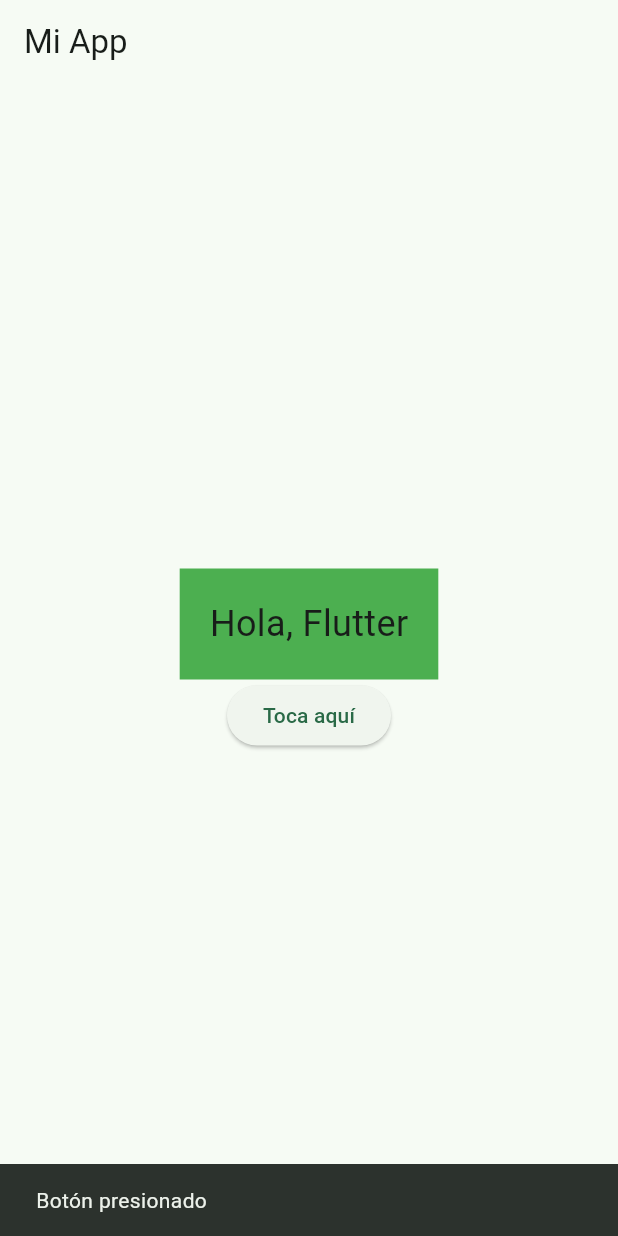
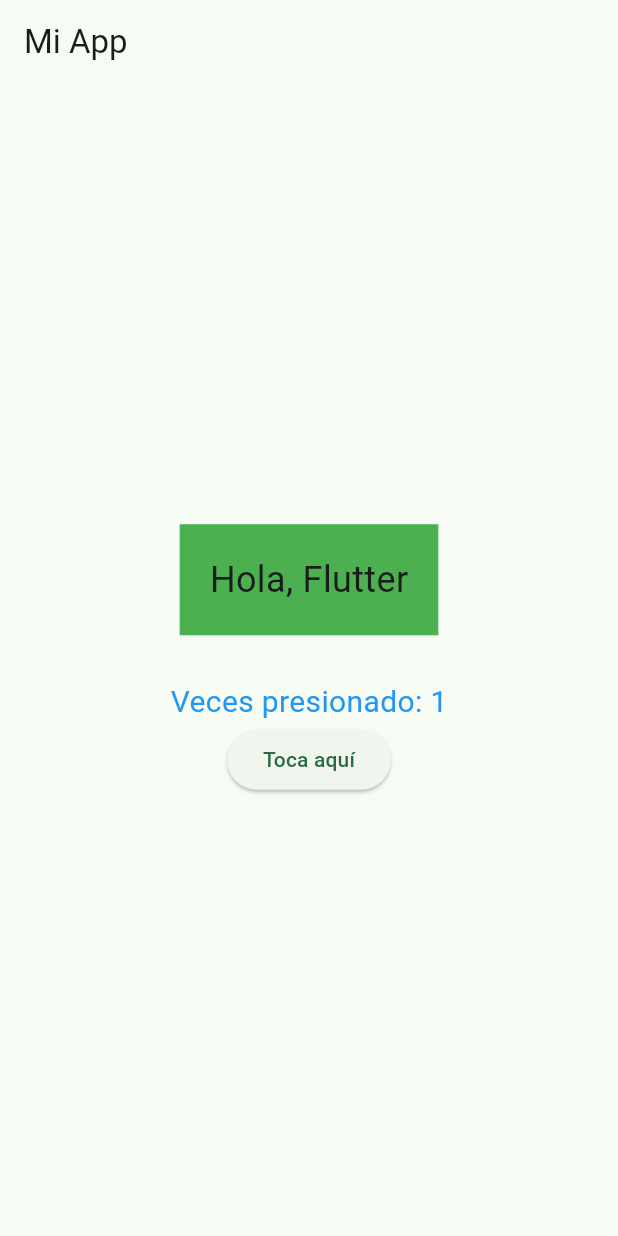
Before and after one commit to danusitacm/dcristaldo-flutter01, a Flutter app: the screen it shows after launch, after a tap on "Toca aquí", on a phone screen of 412 x 824 dp. Run offline on Flutter 3.47's test engine with Material 3 defaults, Android fonts, the phone set to English and light mode, and no system bars.

Commit message:
Prompt: Convierte MiScreen en un contador
-Convierte MiScreen a StatefulWidget
-Agrega un contador que se incremente al presionar el botón
-Modifica el color del texto del contador a azul

```diff
--- a/lib/views/mi_screen.dart
+++ b/lib/views/mi_screen.dart
@@ -1,7 +1,20 @@
 import 'package:flutter/material.dart';
 
-class MiScreen extends StatelessWidget {
+class MiScreen extends StatefulWidget {
   const MiScreen({super.key});
+
+  @override
+  State<MiScreen> createState() => _MiScreenState();
+}
+
+class _MiScreenState extends State<MiScreen> {
+  int _counter = 0;
+
+  void _incrementCounter() {
+    setState(() {
+      _counter++;
+    });
+  }
 
   @override
   Widget build(BuildContext context) {
@@ -19,13 +32,13 @@ class MiScreen extends StatelessWidget {
                 style: TextStyle(fontSize: 24),
               ),
             ),
+            SizedBox(height: 30),
+            Text(
+              'Veces presionado: $_counter',
+              style: const TextStyle(fontSize: 20, color: Colors.blue),
+            ),
             ElevatedButton(
-              onPressed: () {
-                // Acción al presionar el botón
-                ScaffoldMessenger.of(context).showSnackBar(
-                  const SnackBar(content: Text('Botón presionado')),
-                );
-              },
+              onPressed: _incrementCounter,
               child: const Text('Toca aquí'),
             ),
           ],
```
